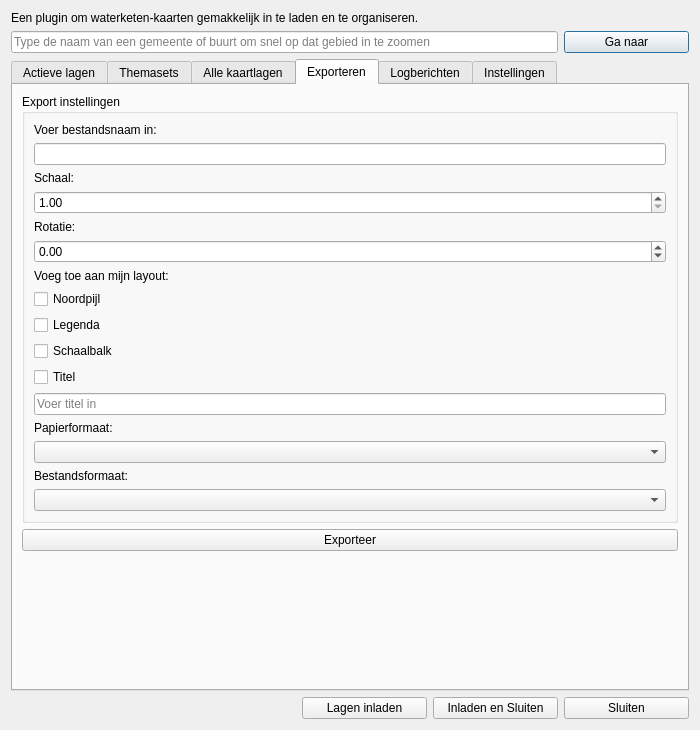
Qt form gui/nad_maps_dialog_base.ui (NAD-Dataplatform/NADmaps) before a commit.
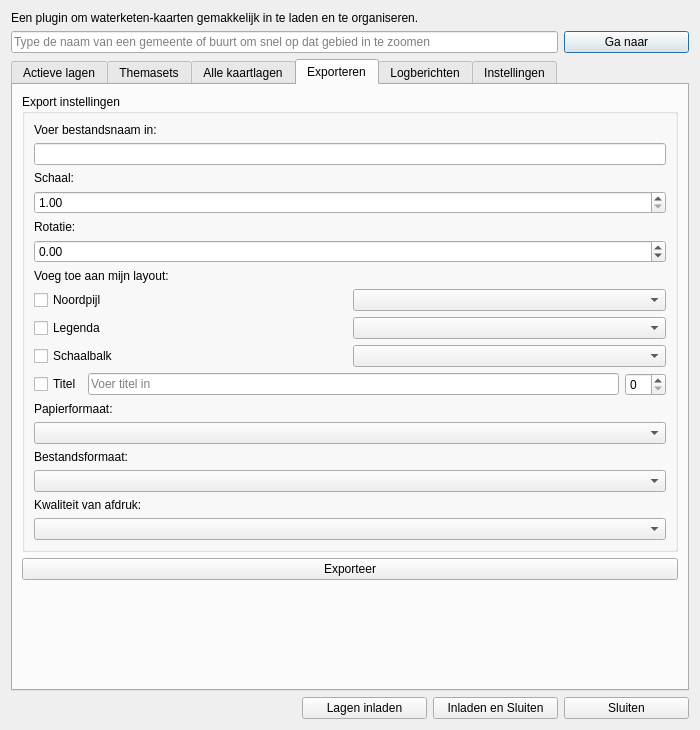
The same form after that commit.

Commit message: Titel en kwaliteit kaart

Patch:
```diff
--- a/gui/nad_maps_dialog_base.ui
+++ b/gui/nad_maps_dialog_base.ui
@@ -589,6 +589,23 @@
            </widget>
           </item>
           <item>
+           <layout class="QHBoxLayout" name="horizontalLayout">
+            <property name="sizeConstraint">
+             <enum>QLayout::SetDefaultConstraint</enum>
+            </property>
+            <property name="leftMargin">
+             <number>0</number>
+            </property>
+            <property name="topMargin">
+             <number>0</number>
+            </property>
+            <property name="rightMargin">
+             <number>0</number>
+            </property>
+            <property name="bottomMargin">
+             <number>0</number>
+            </property>
+            <item>
            <widget class="QCheckBox" name="checkBox_Noordpijl">
             <property name="text">
              <string>Noordpijl</string>
@@ -596,6 +613,25 @@
            </widget>
           </item>
           <item>
+             <widget class="QComboBox" name="comboBox_NoordpijlPlacement"/>
+            </item>
+           </layout>
+          </item>
+          <item>
+           <layout class="QHBoxLayout" name="horizontalLayout_2">
+            <property name="leftMargin">
+             <number>0</number>
+            </property>
+            <property name="topMargin">
+             <number>0</number>
+            </property>
+            <property name="rightMargin">
+             <number>0</number>
+            </property>
+            <property name="bottomMargin">
+             <number>0</number>
+            </property>
+            <item>
            <widget class="QCheckBox" name="checkBox_Legenda">
             <property name="text">
              <string>Legenda</string>
@@ -603,6 +639,32 @@
            </widget>
           </item>
           <item>
+             <widget class="QComboBox" name="comboBox_LegendaPlacement">
+              <property name="enabled">
+               <bool>true</bool>
+              </property>
+              <property name="currentText">
+               <string extracomment="Selecteer de locatie van de legenda"/>
+              </property>
+             </widget>
+            </item>
+           </layout>
+          </item>
+          <item>
+           <layout class="QHBoxLayout" name="horizontalLayout_3">
+            <property name="leftMargin">
+             <number>0</number>
+            </property>
+            <property name="topMargin">
+             <number>0</number>
+            </property>
+            <property name="rightMargin">
+             <number>0</number>
+            </property>
+            <property name="bottomMargin">
+             <number>0</number>
+            </property>
+            <item>
            <widget class="QCheckBox" name="checkBox_Schaalbalk">
             <property name="text">
              <string>Schaalbalk</string>
@@ -610,6 +672,25 @@
            </widget>
           </item>
           <item>
+             <widget class="QComboBox" name="comboBox_SchaalbalkPlacement"/>
+            </item>
+           </layout>
+          </item>
+          <item>
+           <layout class="QHBoxLayout" name="horizontalLayout_4">
+            <property name="leftMargin">
+             <number>0</number>
+            </property>
+            <property name="topMargin">
+             <number>0</number>
+            </property>
+            <property name="rightMargin">
+             <number>0</number>
+            </property>
+            <property name="bottomMargin">
+             <number>0</number>
+            </property>
+            <item>
            <widget class="QCheckBox" name="checkBox_Titel">
             <property name="text">
              <string>Titel</string>
@@ -624,6 +705,11 @@
            </widget>
           </item>
           <item>
+             <widget class="QSpinBox" name="spinBox_TitelFontSize"/>
+            </item>
+           </layout>
+          </item>
+          <item>
            <widget class="QLabel" name="label_PapierFormaat">
             <property name="text">
              <string>Papierformaat:</string>
@@ -647,6 +733,16 @@
           <item>
            <widget class="QComboBox" name="comboBox_BestandsFormaat"/>
           </item>
+          <item>
+           <widget class="QLabel" name="label_PrintQuality">
+            <property name="text">
+             <string>Kwaliteit van afdruk:</string>
+            </property>
+           </widget>
+          </item>
+          <item>
+           <widget class="QComboBox" name="comboBox_PrintQuality"/>
+          </item>
          </layout>
         </widget>
        </item>
```
Lines whose indentation alone changed are shown as unchanged. The commit also changes 3 other files.
